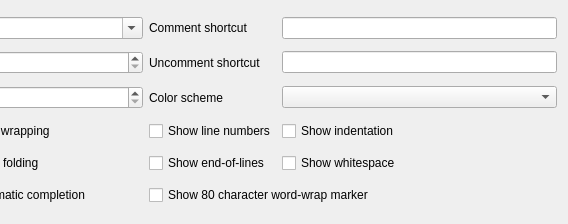
smathot/QProgEdit, file resources/ui/prefsWidget.ui: the form before one commit; both pictures show x 285 to 853 and y 0 to 224 of the 853 by 224 pixel window.
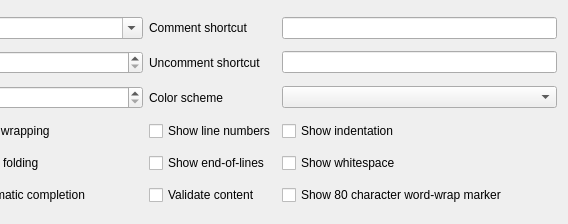
The form after the commit.

Commit message: Add content validation - For now, Python only using pyflakes if available

Diff of the .ui file:
```diff
--- a/resources/ui/prefsWidget.ui
+++ b/resources/ui/prefsWidget.ui
@@ -156,13 +156,6 @@
      </property>
     </widget>
    </item>
-   <item row="6" column="2" colspan="2">
-    <widget class="QCheckBox" name="checkBoxWordWrapMarker">
-     <property name="text">
-      <string>Show 80 character word-wrap marker</string>
-     </property>
-    </widget>
-   </item>
    <item row="2" column="2">
     <widget class="QLabel" name="labelColorScheme">
      <property name="text">
@@ -184,6 +177,20 @@
      </property>
     </widget>
    </item>
+   <item row="6" column="3">
+    <widget class="QCheckBox" name="checkBoxWordWrapMarker">
+     <property name="text">
+      <string>Show 80 character word-wrap marker</string>
+     </property>
+    </widget>
+   </item>
+   <item row="6" column="2">
+    <widget class="QCheckBox" name="checkBoxValidate">
+     <property name="text">
+      <string>Validate content</string>
+     </property>
+    </widget>
+   </item>
   </layout>
  </widget>
  <resources/>
```
Left out of the diff: 62 changed lines with no effect on the pictures. The commit also changes 7 other files.
